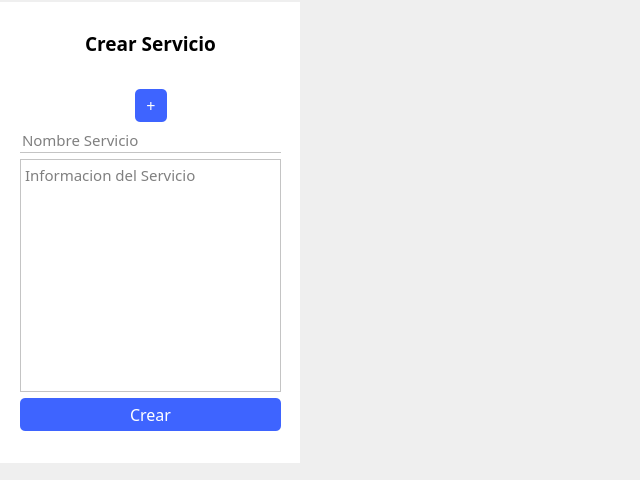
First picture: the form in hospital-Core/Widgets/Administrador/administrador_crear_servicio.ui, repository MrDanielG/Hospital-SCRUM, before the edit.
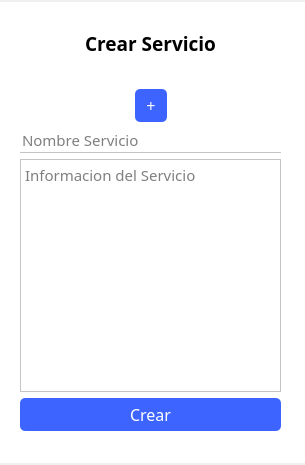
Second picture: the form after the edit. Icons and pictures are not drawn.

Commit message: Crear Usuario Listo

```diff
--- a/hospital-Core/Widgets/Administrador/administrador_crear_servicio.ui
+++ b/hospital-Core/Widgets/Administrador/administrador_crear_servicio.ui
@@ -6,8 +6,8 @@
    <rect>
     <x>0</x>
     <y>0</y>
-    <width>640</width>
-    <height>480</height>
+    <width>305</width>
+    <height>465</height>
    </rect>
   </property>
   <property name="windowTitle">
@@ -18,7 +18,7 @@
     <rect>
      <x>-1</x>
      <y>2</y>
-     <width>301</width>
+     <width>311</width>
      <height>461</height>
     </rect>
    </property>
```
The commit also changes 3 other files.
